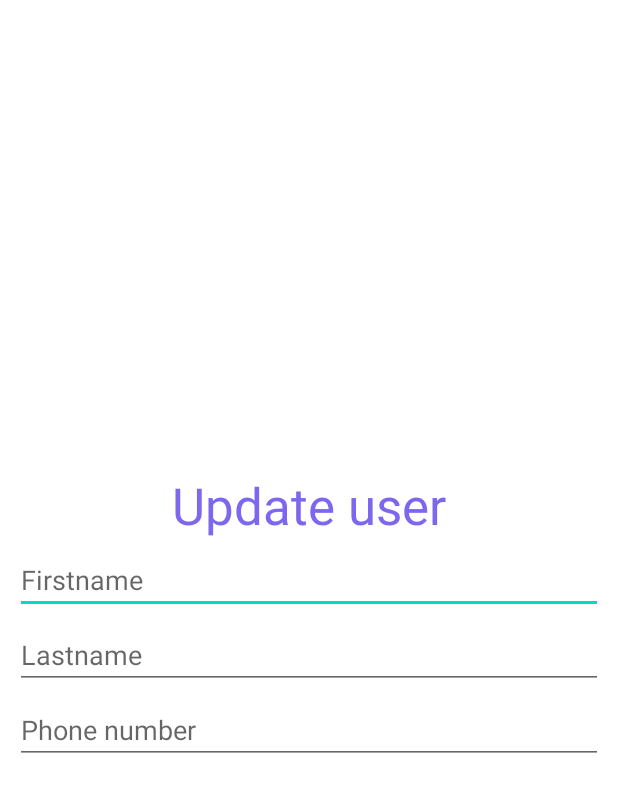
After one commit to Jonii021/AndroidUserApi, an Android app: the layout update_user.xml on its own in the app's theme, with its tools: preview values and no code run, on a phone screen of 412 x 824 dp. The commit adds this screen. Shown: the top 792 px of the screen. Run offline under Robolectric (Android 15) with nearby library versions, the phone set to English and light mode, and no system bars; network calls fail.

Commit message:
added update user,alert and fixes
added:
-update user is now working
-user added alert

fixes:
-to bottomnavigation warning
-

```diff
--- a/app/src/main/java/fi/tuni/userapi/MainActivity.kt
+++ b/app/src/main/java/fi/tuni/userapi/MainActivity.kt
@@ -37,7 +37,7 @@ class MainActivity : AppCompatActivity() {
 
         // code for bottom navigation to change activities
         val bottomNavigation: BottomNavigationView = findViewById(R.id.BottomNav)
-        bottomNavigation.setOnNavigationItemSelectedListener { menuItem ->
+        bottomNavigation.setOnItemSelectedListener { menuItem ->
             when (menuItem.itemId) {
                 R.id.Home -> {
                     true
@@ -83,4 +83,5 @@ class MainActivity : AppCompatActivity() {
     }
 
 
+
 }
--- /dev/null
+++ b/app/src/main/res/layout/update_user.xml
@@ -0,0 +1,52 @@
+<?xml version="1.0" encoding="utf-8"?>
+<RelativeLayout xmlns:android="http://schemas.android.com/apk/res/android"
+    xmlns:app="http://schemas.android.com/apk/res-auto"
+    xmlns:tools="http://schemas.android.com/tools"
+    android:layout_width="match_parent"
+    android:layout_height="match_parent"
+    android:gravity="center"
+    android:padding="10sp"
+    tools:context=".AddUser">
+
+
+    <EditText
+        android:id="@+id/firstName"
+        android:layout_width="match_parent"
+        android:layout_height="wrap_content"
+        android:layout_marginTop="50dp"
+        android:hint="@string/firstname"
+        android:ems="10"
+        android:inputType="textPersonName" />
+
+    <EditText
+        android:id="@+id/lastName"
+        android:layout_width="match_parent"
+        android:layout_height="wrap_content"
+        android:layout_marginTop="100dp"
+        android:hint="@string/lastname"
+        android:autofillHints=""
+        android:ems="10"
+        android:inputType="textPersonName" />
+
+
+    <EditText
+        android:id="@+id/phone"
+        android:layout_width="match_parent"
+        android:layout_height="wrap_content"
+        android:layout_marginTop="150dp"
+        android:hint="@string/phone_number"
+        android:autofillHints=""
+        android:ems="10"
+        android:inputType="phone" />
+
+    <TextView
+        android:id="@+id/adduser"
+        android:layout_width="match_parent"
+        android:layout_height="wrap_content"
+        android:gravity="center"
+        android:text="@string/update_user"
+        android:textColor="@color/MediumSlateBlue"
+        android:textSize="34sp" />
+
+
+</RelativeLayout>
--- a/app/src/main/res/values/strings.xml
+++ b/app/src/main/res/values/strings.xml
@@ -1,3 +1,10 @@
 <resources>
     <string name="app_name">UserApi</string>
+    <string name="update_user">Update user</string>
+    <string name="update">Update</string>
+    <string name="cancel">Cancel</string>
+    <string name="phone_number">Phone number</string>
+    <string name="add_user">Add user</string>
+    <string name="lastname">Lastname</string>
+    <string name="firstname">Firstname</string>
 </resources>
```
Also changed, not shown: app/src/main/java/fi/tuni/userapi/AddUser.kt (+29 -7 lines), app/src/main/java/fi/tuni/userapi/adapters/Adapter.kt (+61 -5 lines), app/src/main/java/fi/tuni/userapi/controllers/Controllers.kt (+24 -0 lines).
